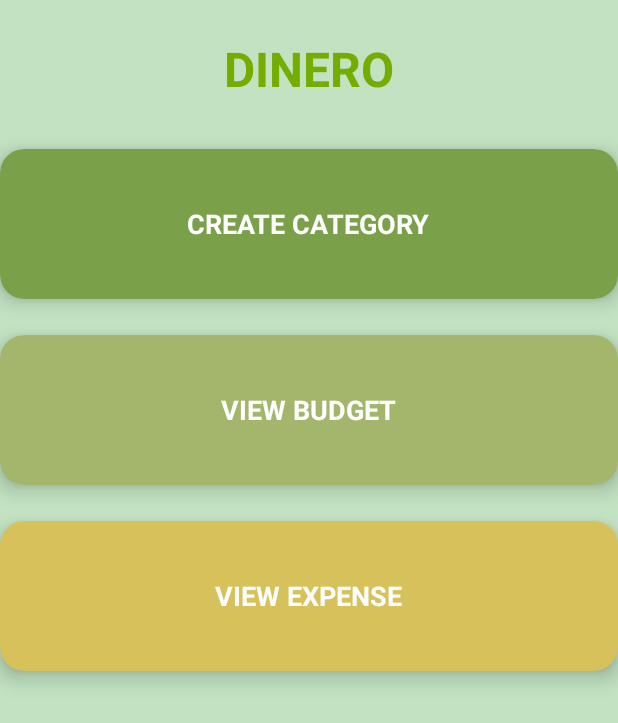
After one commit to JESKTEK/DINERO, an Android app: the BudgetHomePageActivity screen opened directly, with no data from a screen before it, on a phone screen of 412 x 824 dp. The commit adds this screen. Shown: the top 723 px of the screen. Run offline under Robolectric (Android 15) with nearby library versions, the phone set to English and light mode, and no system bars.

Commit message:
Home page added with buttons

```diff
--- a/app/src/main/AndroidManifest.xml
+++ b/app/src/main/AndroidManifest.xml
@@ -12,6 +12,12 @@
         android:supportsRtl="true"
         android:theme="@style/Theme.Assignment2_PROG7313"
         tools:targetApi="31">
+        <activity
+            android:name=".BudgetHomePageActivity"
+            android:exported="true" />
+        <activity
+            android:name=".HomeActivity"
+            android:exported="true" />
         <activity
             android:name=".RegisterActivity"
             android:exported="true" />
--- /dev/null
+++ b/app/src/main/java/vcmsa/projects/assignment2_prog7313/BudgetHomePageActivity.kt
@@ -0,0 +1,20 @@
+package vcmsa.projects.assignment2_prog7313
+
+import android.os.Bundle
+import androidx.activity.enableEdgeToEdge
+import androidx.appcompat.app.AppCompatActivity
+import androidx.core.view.ViewCompat
+import androidx.core.view.WindowInsetsCompat
+
+class BudgetHomePageActivity : AppCompatActivity() {
+    override fun onCreate(savedInstanceState: Bundle?) {
+        super.onCreate(savedInstanceState)
+        enableEdgeToEdge()
+        setContentView(R.layout.activity_budget_home_page)
+        ViewCompat.setOnApplyWindowInsetsListener(findViewById(R.id.main)) { v, insets ->
+            val systemBars = insets.getInsets(WindowInsetsCompat.Type.systemBars())
+            v.setPadding(systemBars.left, systemBars.top, systemBars.right, systemBars.bottom)
+            insets
+        }
+    }
+}
--- /dev/null
+++ b/app/src/main/res/layout/activity_budget_home_page.xml
@@ -0,0 +1,101 @@
+<?xml version="1.0" encoding="utf-8"?>
+<LinearLayout xmlns:android="http://schemas.android.com/apk/res/android"
+    xmlns:app="http://schemas.android.com/apk/res-auto"
+    android:id="@+id/main"
+    android:layout_width="match_parent"
+    android:layout_height="match_parent"
+    android:background="#C2E2C2"
+    android:orientation="vertical"
+    android:gravity="center_horizontal"
+    android:padding="16dp">
+
+    <TextView
+        android:id="@+id/tvTitle"
+        android:layout_width="wrap_content"
+        android:layout_height="wrap_content"
+        android:text="DINERO"
+        android:textColor="#73AD00"
+        android:textSize="32sp"
+        android:textStyle="bold"
+        android:layout_marginTop="24dp"
+        android:layout_marginBottom="32dp"/>
+
+    <androidx.cardview.widget.CardView
+        android:id="@+id/cardCreateCategory"
+        android:layout_width="match_parent"
+        android:layout_height="100dp"
+        android:layout_marginBottom="24dp"
+        android:backgroundTint="#7AA04A"
+        app:cardCornerRadius="16dp"
+        app:cardElevation="8dp">
+
+        <LinearLayout
+            android:layout_width="match_parent"
+            android:layout_height="match_parent"
+            android:gravity="center"
+            android:orientation="vertical">
+
+            <TextView
+                android:id="@+id/tvCreateCategory"
+                android:layout_width="wrap_content"
+                android:layout_height="wrap_content"
+                android:text="CREATE CATEGORY"
+                android:textColor="#FFFFFF"
+                android:textSize="18sp"
+                android:textStyle="bold" />
+        </LinearLayout>
+    </androidx.cardview.widget.CardView>
+
+    <androidx.cardview.widget.CardView
+        android:id="@+id/cardViewBudget"
+        android:layout_width="match_parent"
+        android:layout_height="100dp"
+        android:layout_marginBottom="24dp"
+        android:backgroundTint="#A3B66B"
+        app:cardCornerRadius="16dp"
+        app:cardElevation="8dp">
+
+        <LinearLayout
+            android:layout_width="match_parent"
+            android:layout_height="match_parent"
+            android:gravity="center"
+            android:orientation="vertical">
+
+            <TextView
+                android:id="@+id/tvViewBudget"
+                android:layout_width="wrap_content"
+                android:layout_height="wrap_content"
+                android:text="VIEW BUDGET"
+                android:textColor="#FFFFFF"
+                android:textSize="18sp"
+                android:textStyle="bold" />
+        </LinearLayout>
+    </androidx.cardview.widget.CardView>
+
+    <androidx.cardview.widget.CardView
+        android:id="@+id/cardViewExpense"
+        android:layout_width="match_parent"
+        android:layout_height="100dp"
+        android:layout_marginBottom="24dp"
+        android:backgroundTint="#D7C15B"
+        app:cardCornerRadius="16dp"
+        app:cardElevation="8dp">
+
+        <LinearLayout
+            android:layout_width="match_parent"
+            android:layout_height="match_parent"
+            android:gravity="center"
+            android:orientation="vertical">
+
+            <TextView
+                android:id="@+id/tvViewExpense"
+                android:layout_width="wrap_content"
+                android:layout_height="wrap_content"
+                android:text="VIEW EXPENSE"
+                android:textColor="#FFFFFF"
+                android:textSize="18sp"
+                android:textStyle="bold" />
+        </LinearLayout>
+    </androidx.cardview.widget.CardView>
+
+</LinearLayout>
```
Also changed, not shown: app/src/main/java/vcmsa/projects/assignment2_prog7313/HomeActivity.kt (added, +28 -0 lines), app/src/main/java/vcmsa/projects/assignment2_prog7313/LoginActivity.kt (+18 -23 lines), app/src/main/res/layout/activity_home.xml (added, +47 -0 lines).
